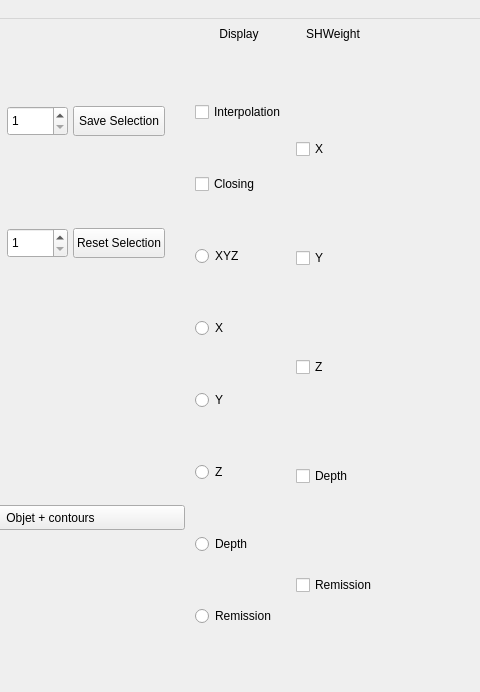
Before: the Qt Designer form src/mainwindow.ui in arthurjm/pfe, drawn with Qt 5; both pictures show x 374 to 854 and y 0 to 692 of the 1334 by 801 pixel window.
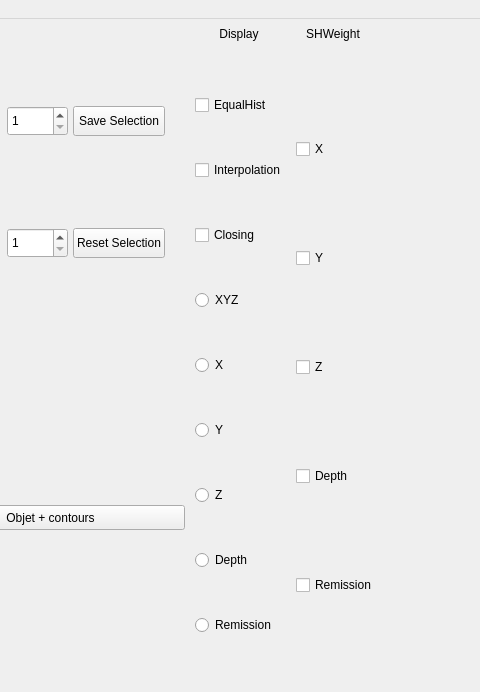
After: the same form once the commit is applied.

```diff
--- a/src/mainwindow.ui
+++ b/src/mainwindow.ui
@@ -420,6 +420,13 @@
             <property name="bottomMargin">
              <number>0</number>
             </property>
+            <item>
+             <widget class="QCheckBox" name="display_Hist">
+              <property name="text">
+               <string>EqualHist</string>
+              </property>
+             </widget>
+            </item>
             <item>
              <widget class="QCheckBox" name="display_Interpolation">
               <property name="minimumSize">
```
